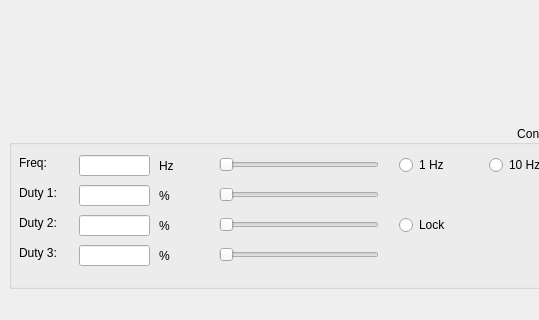
Above: main_win.ui from ingo2012/pwm_control before the change; both pictures show x 0 to 539 and y 414 to 734 of the 1074 by 734 pixel window. Below: the same form after it.
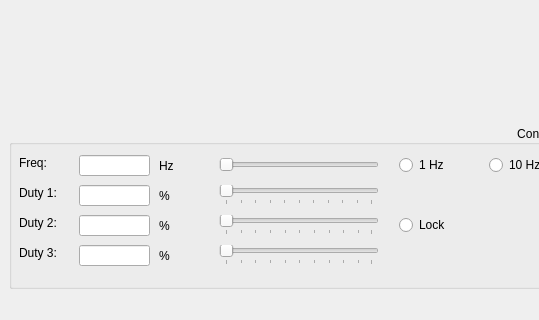
That is the form after the change. Custom widgets are drawn as their Qt base class.

The edit to the form file:
```diff
--- a/main_win.ui
+++ b/main_win.ui
@@ -158,6 +158,9 @@
          <property name="orientation">
           <enum>Qt::Horizontal</enum>
          </property>
+         <property name="tickPosition">
+          <enum>QSlider::TicksBelow</enum>
+         </property>
         </widget>
         <widget class="QPushButton" name="pb_Test">
          <property name="geometry">
@@ -184,6 +187,9 @@
          <property name="orientation">
           <enum>Qt::Horizontal</enum>
          </property>
+         <property name="tickPosition">
+          <enum>QSlider::TicksBelow</enum>
+         </property>
         </widget>
         <widget class="QSlider" name="sl_pwm2">
          <property name="geometry">
@@ -197,6 +203,9 @@
          <property name="orientation">
           <enum>Qt::Horizontal</enum>
          </property>
+         <property name="tickPosition">
+          <enum>QSlider::TicksBelow</enum>
+         </property>
         </widget>
         <widget class="QLineEdit" name="edit_duty2">
          <property name="geometry">
```
